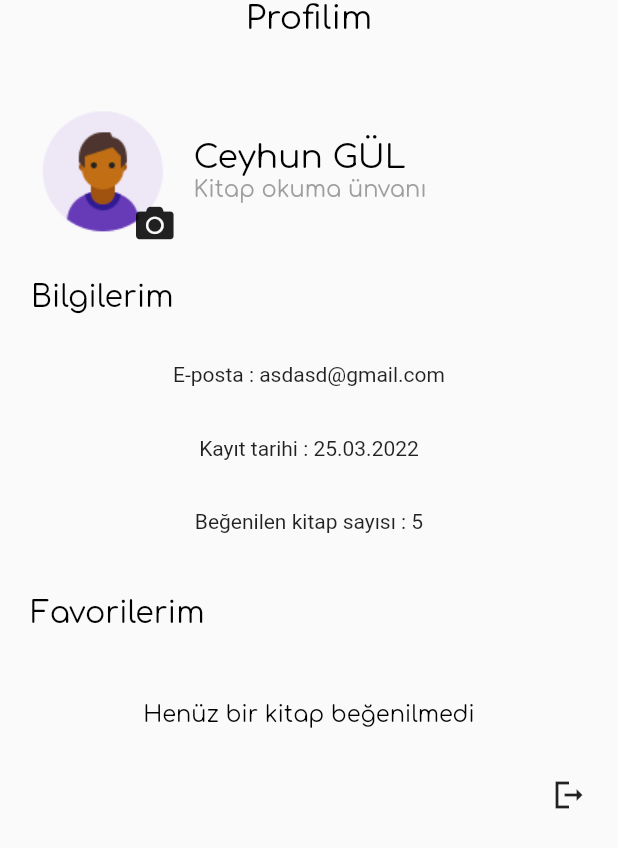
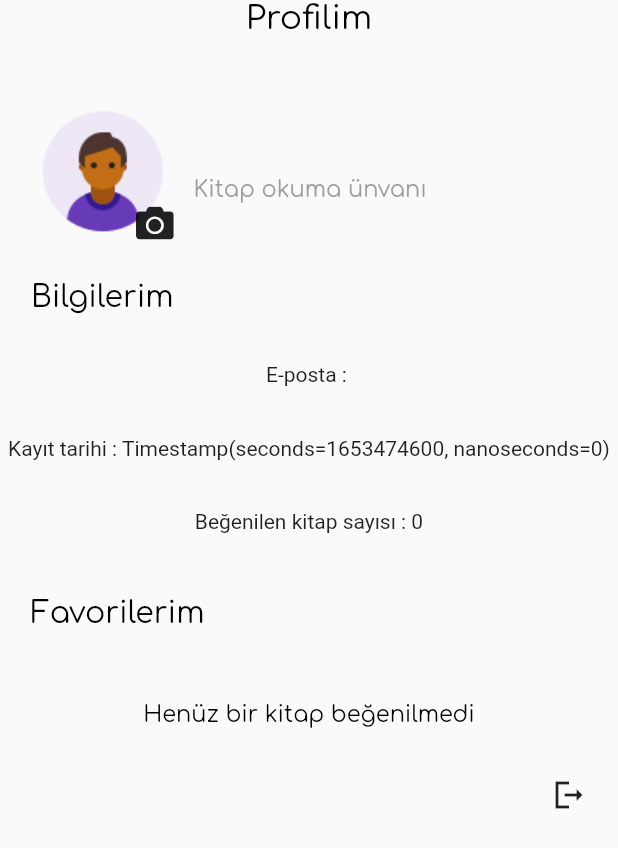
Before and after one commit to Ceyhunnnn/KitapcimProject, a Flutter app: the Profile screen opened directly, on a phone screen of 412 x 824 dp. Shown: the top 848 px of the screen. Run offline on Flutter 3.47's test engine with Material 2 defaults, Android fonts, the phone set to English and light mode, and no system bars; our stand-ins replace audioplayers, carousel_slider, cloud_firestore, firebase_auth, firebase_core, flutter_svg and 5 more; missing offline and left inert: bottom_bar, category_picker; accounts and stored records are empty.

Commit message:
profileUpdate

```diff
--- a/lib/services/auth.dart
+++ b/lib/services/auth.dart
@@ -2,13 +2,17 @@ import "package:cloud_firestore/cloud_firestore.dart";
 import "package:firebase_auth/firebase_auth.dart";
 
 class AuthService {
+  var userUID;
   final FirebaseAuth _auth = FirebaseAuth.instance;
   final FirebaseFirestore _firestore = FirebaseFirestore.instance;
+
+  //profil fotoğrafı
 
 //Giris yap fonk.
   Future<User?> signIn(String email, String password) async {
     var user = await _auth.signInWithEmailAndPassword(
         email: email, password: password);
+
     return user.user;
   }
 
@@ -30,7 +34,7 @@ class AuthService {
       "Password": password,
       "Date": date,
     });
-
+    userUID = user.user;
     return user.user;
   }
 }
--- a/lib/view/home/home_view.dart
+++ b/lib/view/home/home_view.dart
@@ -33,7 +33,7 @@ class _HomePageState extends State<HomePage> {
               collapsedHeight: Platform.isAndroid
                   ? context.dynamicHeight(0.15)
                   : Platform.isIOS
-                      ? context.dynamicHeight(0.12)
+                      ? context.dynamicHeight(0.10)
                       : context.dynamicHeight(0.15),
               pinned: true,
               forceElevated: true,
--- a/lib/view/profile/profile_view.dart
+++ b/lib/view/profile/profile_view.dart
@@ -1,3 +1,5 @@
+import 'package:cloud_firestore/cloud_firestore.dart';
+import 'package:firebase_auth/firebase_auth.dart';
 import 'package:flutter/material.dart';
 import 'package:font_awesome_flutter/font_awesome_flutter.dart';
 import 'package:google_fonts/google_fonts.dart';
@@ -13,7 +15,32 @@ class Profile extends StatefulWidget {
 }
 
 class _ProfileState extends State<Profile> {
+  var firebaseUser = FirebaseAuth.instance.currentUser;
+
   AuthService _authService = AuthService();
+  var name, surname, mail, date;
+
+  Future<void> veriAl() async {
+    FirebaseFirestore.instance
+        .collection('Users')
+        .doc(firebaseUser!.uid)
+        .get()
+        .then((gelenVeri) {
+      setState(() {
+        name = gelenVeri.data()!['userName'];
+        surname = gelenVeri.data()!['userSurname'];
+        mail = gelenVeri.data()!['E-Mail'];
+        date = gelenVeri.data()!['Date'];
+      });
+      print("name : $name, surname : $surname, mail : $mail, date : $date");
+    });
+  }
+
+  @override
+  void initState() {
+    veriAl();
+    super.initState();
+  }
 
   @override
   Widget build(BuildContext context) {
@@ -45,9 +72,6 @@ class _ProfileState extends State<Profile> {
                       right: 1,
                       bottom: 1,
                       child: GestureDetector(
-                          onTap: () {
-                            print("Photo change");
-                          },
                           child: Icon(FontAwesomeIcons.camera, size: 25)))
                 ]),
                 SizedBox(
@@ -56,7 +80,8 @@ class _ProfileState extends State<Profile> {
                 Column(
                   crossAxisAlignment: CrossAxisAlignment.start,
                   children: [
-                    Text("Ceyhun GÜL", style: buildTextStyle(22, Colors.black)),
+                    Text("$name $surname",
+                        style: buildTextStyle(22, Colors.black)),
                     Text("Kitap okuma ünvanı",
                         style: buildTextStyle(15, Colors.grey)),
                   ],
@@ -104,15 +129,15 @@ class _ProfileState extends State<Profile> {
             SizedBox(
               height: context.dynamicHeight(0.04),
             ),
-            Text("E-posta : asdasd@gmail.com"),
+            Text("E-posta : $mail"),
             SizedBox(
               height: context.dynamicHeight(0.04),
             ),
-            Text("Kayıt tarihi : 25.03.2022"),
+            Text("Kayıt tarihi : $date"),
             SizedBox(
               height: context.dynamicHeight(0.04),
             ),
-            Text("Beğenilen kitap sayısı : 5"),
+            Text("Beğenilen kitap sayısı : 0"),
             SizedBox(
               height: context.dynamicHeight(0.04),
             ),
@@ -170,6 +195,7 @@ class _ProfileState extends State<Profile> {
                 GestureDetector(
                     onTap: () {
                       _authService.singOut();
+                      print("Çıkış");
                       Navigator.push(context,
                           MaterialPageRoute(builder: (context) => EntryPage()));
                       print("Logout!");
--- a/lib/view/user/register_view.dart
+++ b/lib/view/user/register_view.dart
@@ -147,7 +147,7 @@ class _RegisterState extends State<Register> {
                     ElevatedButton(
                         onPressed: () {
                           final DateTime now = DateTime.now();
-                          final DateFormat formatter = DateFormat('dd-MM-yyyy');
+                          final DateFormat formatter = DateFormat('dd.MM.yyyy');
                           final String formatted = formatter.format(now);
                           if (nameController.text != "" &&
                               surnameController.text != "" &&
--- a/pubspec.yaml
+++ b/pubspec.yaml
@@ -50,6 +50,7 @@ dependencies:
   firebase_core: ^1.17.0
   firebase_auth: ^3.3.18
   cloud_firestore: ^3.1.15
+  firebase_storage: ^10.2.16
 
 dev_dependencies:
   flutter_test:
@@ -76,6 +77,9 @@ flutter:
   # To add assets to your application, add an assets section, like this:
   assets:
     - assets/images/
+    - assets/images/logo2.svg
+    - assets/images/logo3.svg
+
     - assets/icons/
     - assets/books/
     - assets/gifs/
```
Also changed, not shown: lib/view/user/entry_view.dart (+11 -2 lines), assets/images/logo2.svg (added), assets/images/logo3.svg (added), assets/images/logopng.jpeg (added), pubspec.lock, 5 other files.
